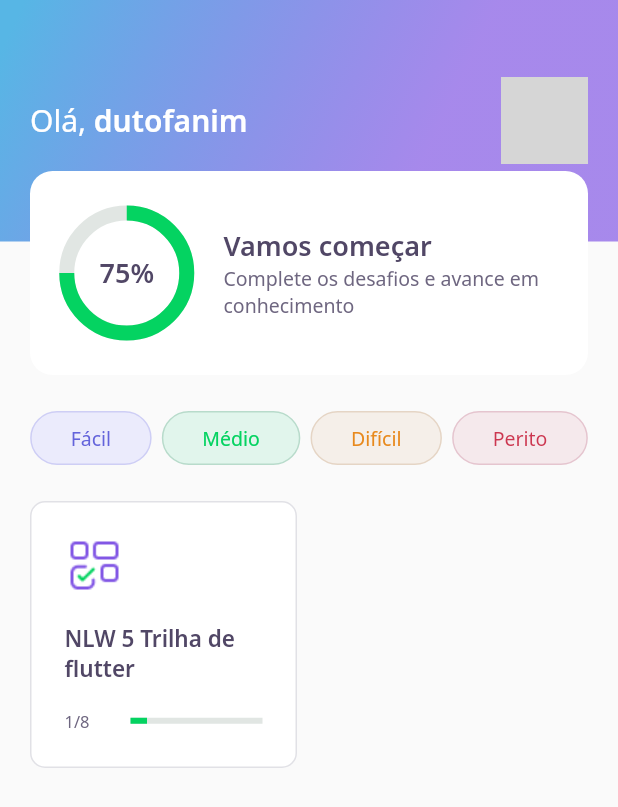
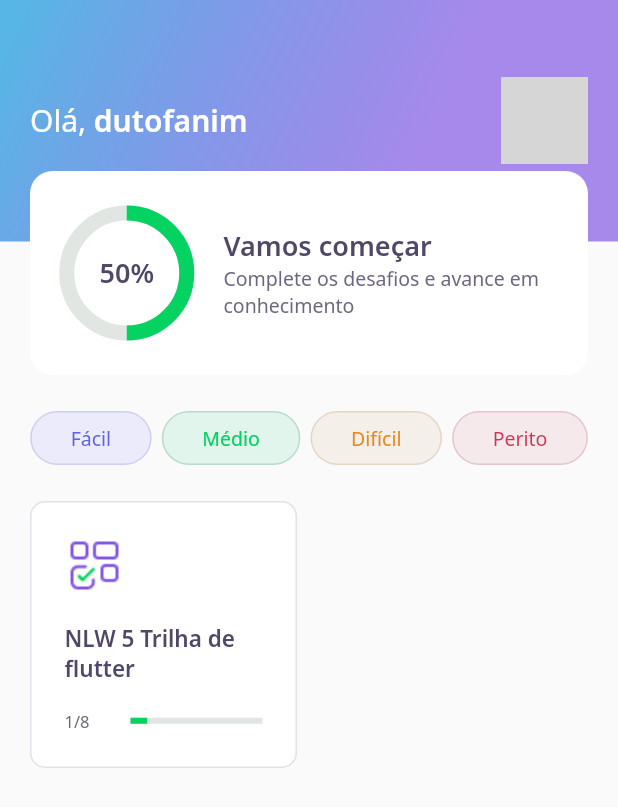
Before and after one commit to dutofanim/dev-quiz, a Flutter app: the screen it shows after launch, on a phone screen of 412 x 824 dp. Shown: the top 807 px of the screen. Run offline on Flutter 3.47's test engine with Material 2 defaults, Android fonts, the phone set to English and light mode, and no system bars; our stand-ins replace google_fonts, share_plus; accounts and stored records are empty; network calls fail; grey boxes are pictures that could not be loaded.

Commit message:
End of the project in NLW5.

```diff
--- a/assets/database/user.json
+++ b/assets/database/user.json
@@ -1,5 +1,5 @@
 {
   "name": "dutofanim",
-  "score" :75,
+  "score" :50,
   "photoUrl": "https://avatars.githubusercontent.com/u/39578998?v=4"
 }
--- a/lib/home/widgets/appbar/app_bar_widget.dart
+++ b/lib/home/widgets/appbar/app_bar_widget.dart
@@ -44,7 +44,7 @@
                 ),
                 Align(
                   alignment: Alignment(0.0, 1.0),
-                  child: ScoreCardWidget(),
+                  child: ScoreCardWidget(percent: user.score / 100),
                 ),
               ],
             ),
--- a/lib/home/widgets/chart/chart_widget.dart
+++ b/lib/home/widgets/chart/chart_widget.dart
@@ -2,33 +2,66 @@
 import 'package:devquiz/core/app_text_styles.dart';
 import 'package:flutter/material.dart';
 
-class ChartWidget extends StatelessWidget {
-  const ChartWidget({Key? key}) : super(key: key);
+class ChartWidget extends StatefulWidget {
+  final double percent;
+  const ChartWidget({Key? key, required this.percent}) : super(key: key);
+
+  @override
+  _ChartWidgetState createState() => _ChartWidgetState();
+}
+
+class _ChartWidgetState extends State<ChartWidget>
+    with SingleTickerProviderStateMixin {
+  late AnimationController _controller;
+  late Animation<double> _animation;
+
+  void _initAnimation() {
+    _controller =
+        AnimationController(vsync: this, duration: Duration(seconds: 3));
+    _animation =
+        Tween<double>(begin: 0.0, end: widget.percent).animate(_controller);
+    _controller.forward();
+  }
+
+  @override
+  void initState() {
+    _initAnimation();
+    super.initState();
+  }
 
   @override
   Widget build(BuildContext context) {
     return Container(
       height: 80,
       width: 80,
-      child: Stack(children: [
+      child: AnimatedBuilder(
+        animation: _animation,
+        builder: (context, _) => Stack(
+          children: [
+            Stack(children: [
               Center(
                 child: Container(
                   height: 80,
                   width: 80,
                   child: CircularProgressIndicator(
                     strokeWidth: 10,
-              value: .75,
+                    value: _animation.value,
                     backgroundColor: AppColors.chartSecondary,
-              valueColor: AlwaysStoppedAnimation<Color>(AppColors.chartPrimary),
+                    valueColor:
+                        AlwaysStoppedAnimation<Color>(AppColors.chartPrimary),
                   ),
                 ),
               ),
               Center(
                 child: Text(
-          "75%",
+                  "${(_animation.value * 100).toInt()}%",
                   style: AppTextStyles.heading,
-        ))
+                ),
+              ),
             ]),
+          ],
+        ),
+      ),
     );
   }
 }
--- a/lib/home/widgets/score_cards/score_card_widget.dart
+++ b/lib/home/widgets/score_cards/score_card_widget.dart
@@ -4,7 +4,8 @@
 import 'package:flutter/material.dart';
 
 class ScoreCardWidget extends StatelessWidget {
-  const ScoreCardWidget({Key? key}) : super(key: key);
+  final double percent;
+  const ScoreCardWidget({Key? key, required this.percent}) : super(key: key);
 
   @override
   Widget build(BuildContext context) {
@@ -23,7 +24,7 @@
             children: [
               Expanded(
                 flex: 1,
-                child: ChartWidget(),
+                child: ChartWidget(percent: percent),
               ),
               Expanded(
                 flex: 3,
```
Lines whose indentation alone changed are shown as unchanged.
